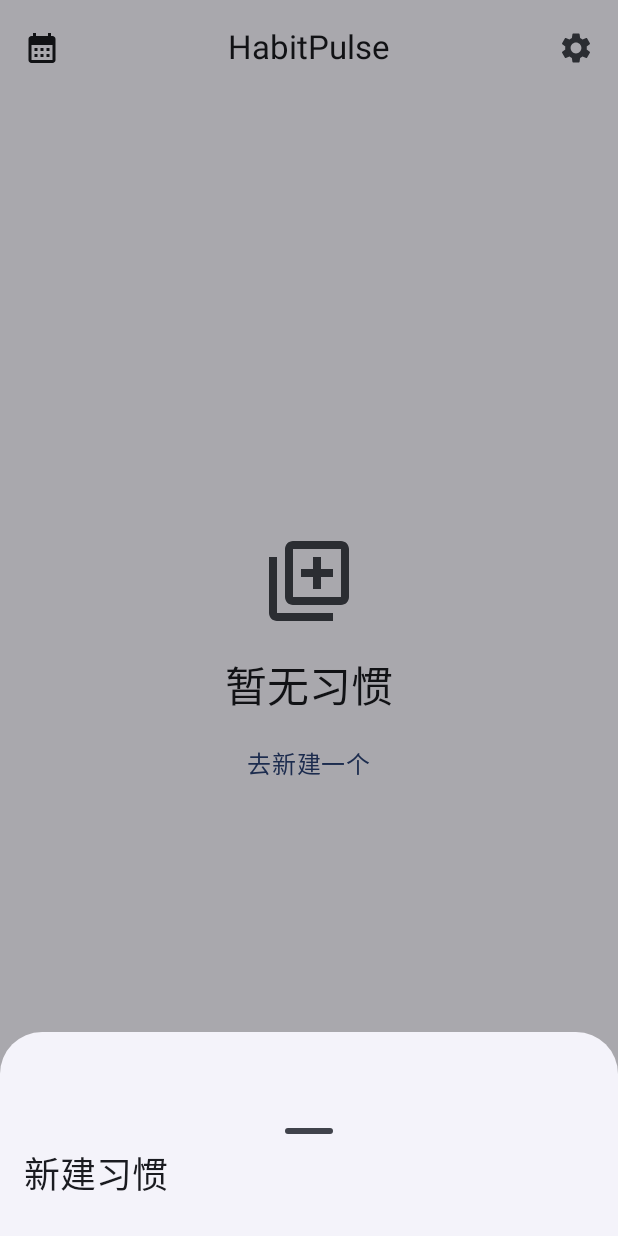
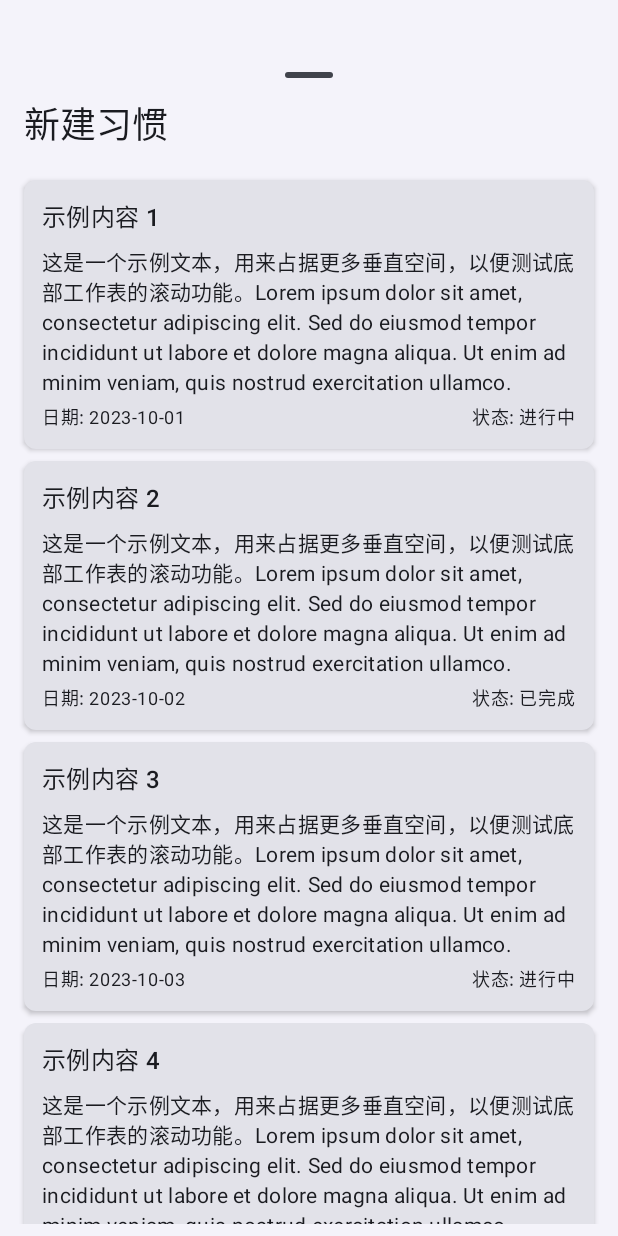
Before and after one commit to darrindeyoung791/HabitPulse, an Android app built with Jetpack Compose: the screen it shows after launch (MainActivity), after a tap on "去新建一个", on a phone screen of 412 x 824 dp. Run offline under Robolectric (Android 15) with nearby library versions, the phone set to English and light mode, and no system bars.

Commit message:
feat: 手动适配modal bottom sheet的全面屏特性

```diff
--- a/app/src/main/java/com/ddy/habitpulse/MainActivity.kt
+++ b/app/src/main/java/com/ddy/habitpulse/MainActivity.kt
@@ -7,6 +7,8 @@ import androidx.activity.compose.setContent
 import androidx.activity.enableEdgeToEdge
 import androidx.compose.foundation.background
 import androidx.compose.foundation.layout.*
+import androidx.compose.foundation.lazy.LazyColumn
+import androidx.compose.foundation.lazy.items
 import androidx.compose.foundation.shape.RoundedCornerShape
 import androidx.compose.material.icons.Icons
 import androidx.compose.material.icons.filled.*
@@ -39,8 +41,8 @@ fun MainScreen(modifier: Modifier = Modifier) {
     var isEditing by remember { mutableStateOf(false) }
     val context = androidx.compose.ui.platform.LocalContext.current
 
-    // Modal bottom sheet state
-    val bottomSheetState = rememberModalBottomSheetState()
+    // Modal bottom sheet state - configure to skip partially expanded state so it expands fully when shown
+    val bottomSheetState = rememberModalBottomSheetState(skipPartiallyExpanded = true)
 
     Scaffold(
         modifier = modifier.fillMaxSize(),
@@ -124,14 +126,34 @@ fun MainScreen(modifier: Modifier = Modifier) {
 
     // Modal bottom sheet for adding/editing habits
     if (showHabitSheet) {
+        val sheetShape by remember(
+            bottomSheetState.currentValue,
+            bottomSheetState.targetValue,
+            bottomSheetState.isVisible
+        ) {
+            derivedStateOf {
+                // With skipPartiallyExpanded = true, the sheet only goes between expanded and hidden
+                // We can still detect dragging by checking if current != target
+                val isDraggingOrAnimating =
+                    bottomSheetState.targetValue != bottomSheetState.currentValue
+
+                if (isDraggingOrAnimating) {
+                    RoundedCornerShape(28.dp)         // Rounded during drag/animation (when closing)
+                } else {
+                    RoundedCornerShape(0.dp)          // Square when static (fully expanded)
+                }
+            }
+        }
+
         ModalBottomSheet(
             onDismissRequest = { showHabitSheet = false },
             sheetState = bottomSheetState,
+            shape = sheetShape,
             dragHandle = {
                 // 自定义指示条，减小高度以避免遮挡摄像头
                 Box(
                     modifier = Modifier
-                        .padding(top = 64.dp)
+                        .padding(top = 48.dp, bottom = 4.dp) // 48dp 不一定适用于每个设备
                         .width(32.dp)
                         .height(4.dp) // 减小高度
                         .background(
@@ -154,6 +176,50 @@ fun MainScreen(modifier: Modifier = Modifier) {
                         .padding(bottom = 16.dp)
                 )
                 // Content will be implemented later
+                LazyColumn {
+                    items(20) { index ->
+                        Card(
+                            modifier = Modifier
+                                .fillMaxWidth()
+                                .padding(vertical = 4.dp),
+                            shape = RoundedCornerShape(8.dp),
+                            elevation = CardDefaults.cardElevation(defaultElevation = 2.dp)
+                        ) {
+                            Column(
+                                modifier = Modifier
+                                    .fillMaxWidth()
+                                    .padding(12.dp)
+                            ) {
+                                Text(
+                                    text = "示例内容 ${index + 1}",
+                                    style = MaterialTheme.typography.titleMedium,
+                                    modifier = Modifier.padding(bottom = 8.dp)
+                                )
+                                Text(
+                                    text = "这是一个示例文本，用来占据更多垂直空间，以便测试底部工作表的滚动功能。" +
+                                            "Lorem ipsum dolor sit amet, consectetur adipiscing elit. " +
+                                            "Sed do eiusmod tempor incididunt ut labore et dolore magna aliqua. " +
+                                            "Ut enim ad minim veniam, quis nostrud exercitation ullamco.",
+                                    style = MaterialTheme.typography.bodyMedium,
+                                    modifier = Modifier.padding(bottom = 4.dp)
+                                )
+                                Row(
+                                    modifier = Modifier.fillMaxWidth(),
+                                    horizontalArrangement = Arrangement.SpaceBetween
+                                ) {
+                                    Text(
+                                        text = "日期: ${"2023-10-${(index + 1).toString().padStart(2, '0')}"}",
+                                        style = MaterialTheme.typography.bodySmall
+                                    )
+                                    Text(
+                                        text = "状态: ${if (index % 2 == 0) "进行中" else "已完成"}",
+                                        style = MaterialTheme.typography.bodySmall
+                                    )
+                                }
+                            }
+                        }
+                    }
+                }
             }
         }
     }
```
